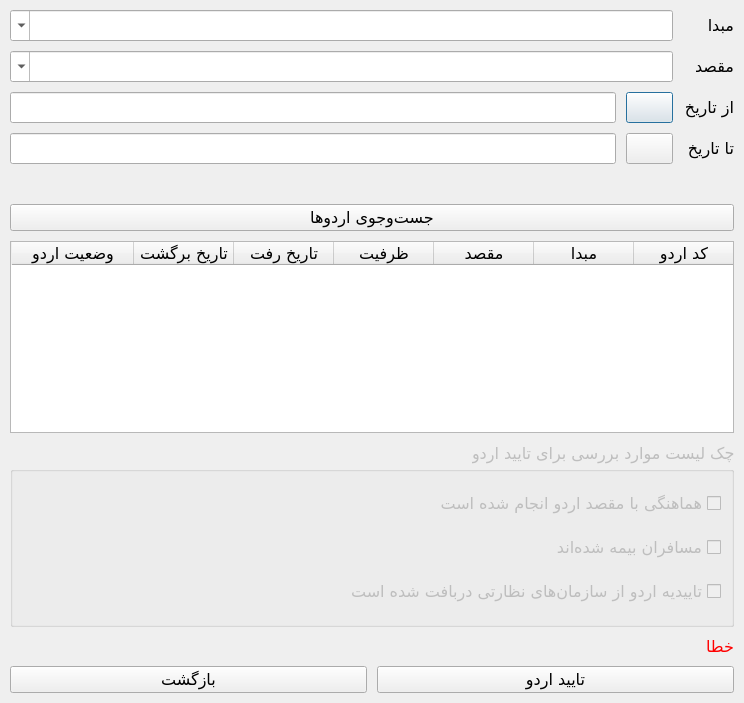
Dandelion07/Tour_Management_System, file UI/ConfirmTourDialog.ui: the form before one commit.
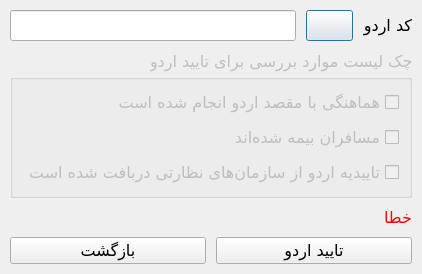
The form after the commit. Icons and pictures are not drawn.

Commit message: EditRegistration & SearchTours Completed. CancelRegistration started 2022-07-23 SGP

```diff
--- a/UI/ConfirmTourDialog.ui
+++ b/UI/ConfirmTourDialog.ui
@@ -6,8 +6,8 @@
    <rect>
     <x>0</x>
     <y>0</y>
-    <width>744</width>
-    <height>703</height>
+    <width>318</width>
+    <height>311</height>
    </rect>
   </property>
   <property name="font">
@@ -34,7 +34,7 @@
     <number>10</number>
    </property>
    <property name="sizeConstraint">
-    <enum>QLayout::SetMinimumSize</enum>
+    <enum>QLayout::SetFixedSize</enum>
    </property>
    <property name="leftMargin">
     <number>10</number>
@@ -49,55 +49,18 @@
     <number>10</number>
    </property>
    <item>
-    <layout class="QFormLayout" name="FLayoutSearchFields">
-     <property name="sizeConstraint">
-      <enum>QLayout::SetFixedSize</enum>
-     </property>
+    <layout class="QFormLayout" name="FLayoutFields">
      <item row="0" column="0">
       <widget class="QLabel" name="lblOrigin">
        <property name="text">
-        <string>مبدا</string>
+        <string>کد اردو</string>
        </property>
       </widget>
      </item>
      <item row="0" column="1">
-      <widget class="QComboBox" name="cmbOrigin">
-       <property name="editable">
-        <bool>true</bool>
-       </property>
-      </widget>
-     </item>
-     <item row="1" column="0">
-      <widget class="QLabel" name="lblDestination">
-       <property name="text">
-        <string>مقصد</string>
-       </property>
-      </widget>
-     </item>
-     <item row="1" column="1">
-      <widget class="QComboBox" name="cmbDestination">
-       <property name="editable">
-        <bool>true</bool>
-       </property>
-      </widget>
-     </item>
-     <item row="2" column="0">
-      <widget class="QLabel" name="lblFromDate">
-       <property name="text">
-        <string>از تاریخ</string>
-       </property>
-      </widget>
-     </item>
-     <item row="2" column="1">
-      <layout class="QHBoxLayout" name="HLayoutFromDate">
+      <layout class="QHBoxLayout" name="HLayoutTourId">
        <item>
-        <widget class="QPushButton" name="btnFromDatePicker">
-         <property name="sizePolicy">
-          <sizepolicy hsizetype="Minimum" vsizetype="Fixed">
-           <horstretch>0</horstretch>
-           <verstretch>0</verstretch>
-          </sizepolicy>
-         </property>
+        <widget class="QPushButton" name="btnSearchId">
          <property name="text">
           <string/>
          </property>
@@ -114,150 +77,12 @@
         </widget>
        </item>
        <item>
-        <widget class="QLineEdit" name="txtFromDate"/>
-       </item>
-      </layout>
-     </item>
-     <item row="3" column="0">
-      <widget class="QLabel" name="lblToDate">
-       <property name="text">
-        <string>تا تاریخ</string>
-       </property>
-      </widget>
-     </item>
-     <item row="3" column="1">
-      <layout class="QHBoxLayout" name="HLayoutToDate">
-       <item>
-        <widget class="QPushButton" name="btnToDatePicker">
-         <property name="sizePolicy">
-          <sizepolicy hsizetype="Minimum" vsizetype="Fixed">
-           <horstretch>0</horstretch>
-           <verstretch>0</verstretch>
-          </sizepolicy>
-         </property>
-         <property name="text">
-          <string/>
-         </property>
-         <property name="icon">
-          <iconset resource="resource.qrc">
-           <normaloff>:/icons/resources/icons/calendar.png</normaloff>:/icons/resources/icons/calendar.png</iconset>
-         </property>
-         <property name="iconSize">
-          <size>
-           <width>25</width>
-           <height>25</height>
-          </size>
-         </property>
-        </widget>
-       </item>
-       <item>
-        <widget class="QLineEdit" name="txtToDate"/>
+        <widget class="QLineEdit" name="txtTourId"/>
        </item>
       </layout>
      </item>
     </layout>
    </item>
-   <item>
-    <widget class="QPushButton" name="btnSearch">
-     <property name="text">
-      <string>جست‌وجوی اردوها</string>
-     </property>
-     <property name="icon">
-      <iconset resource="resource.qrc">
-       <normaloff>:/icons/resources/icons/searchTour.png</normaloff>:/icons/resources/icons/searchTour.png</iconset>
-     </property>
-     <property name="iconSize">
-      <size>
-       <width>40</width>
-       <height>40</height>
-      </size>
-     </property>
-    </widget>
-   </item>
-   <item>
-    <widget class="QTableWidget" name="tblTours">
-     <property name="sizePolicy">
-      <sizepolicy hsizetype="Preferred" vsizetype="Preferred">
-       <horstretch>0</horstretch>
-       <verstretch>0</verstretch>
-      </sizepolicy>
-     </property>
-     <property name="font">
-      <font>
-       <family>B Nazanin</family>
-       <pointsize>12</pointsize>
-      </font>
-     </property>
-     <property name="horizontalScrollBarPolicy">
-      <enum>Qt::ScrollBarAsNeeded</enum>
-     </property>
-     <property name="sizeAdjustPolicy">
-      <enum>QAbstractScrollArea::AdjustIgnored</enum>
-     </property>
-     <property name="alternatingRowColors">
-      <bool>true</bool>
-     </property>
-     <property name="selectionMode">
-      <enum>QAbstractItemView::SingleSelection</enum>
-     </property>
-     <property name="selectionBehavior">
-      <enum>QAbstractItemView::SelectRows</enum>
-     </property>
-     <attribute name="horizontalHeaderVisible">
-      <bool>true</bool>
-     </attribute>
-     <attribute name="horizontalHeaderCascadingSectionResizes">
-      <bool>true</bool>
-     </attribute>
-     <attribute name="horizontalHeaderMinimumSectionSize">
-      <number>50</number>
-     </attribute>
-     <attribute name="horizontalHeaderShowSortIndicator" stdset="0">
-      <bool>false</bool>
-     </attribute>
-     <attribute name="horizontalHeaderStretchLastSection">
-      <bool>true</bool>
-     </attribute>
-     <attribute name="verticalHeaderVisible">
-      <bool>false</bool>
-     </attribute>
-     <column>
-      <property name="text">
-       <string>کد اردو</string>
-      </property>
-     </column>
-     <column>
-      <property name="text">
-       <string>مبدا</string>
-      </property>
-     </column>
-     <column>
-      <property name="text">
-       <string>مقصد</string>
-      </property>
-     </column>
-     <column>
-      <property name="text">
-       <string>ظرفیت</string>
-      </property>
-     </column>
-     <column>
-      <property name="text">
-       <string>تاریخ رفت</string>
-      </property>
-     </column>
-     <column>
-      <property name="text">
-       <string>تاریخ برگشت</string>
-      </property>
-     </column>
-     <column>
-      <property name="text">
-       <string>وضعیت اردو</string>
-      </property>
-     </column>
-    </widget>
-   </item>
    <item>
     <widget class="QGroupBox" name="grpConfirm">
      <property name="enabled">
```
Left out of the diff: 4 changed lines with no effect on the pictures. The commit also changes 58 other files.
